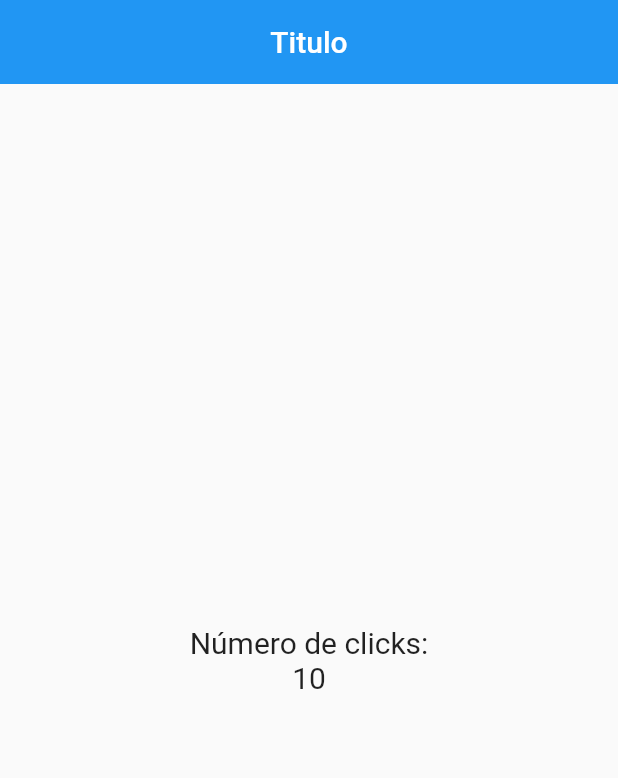
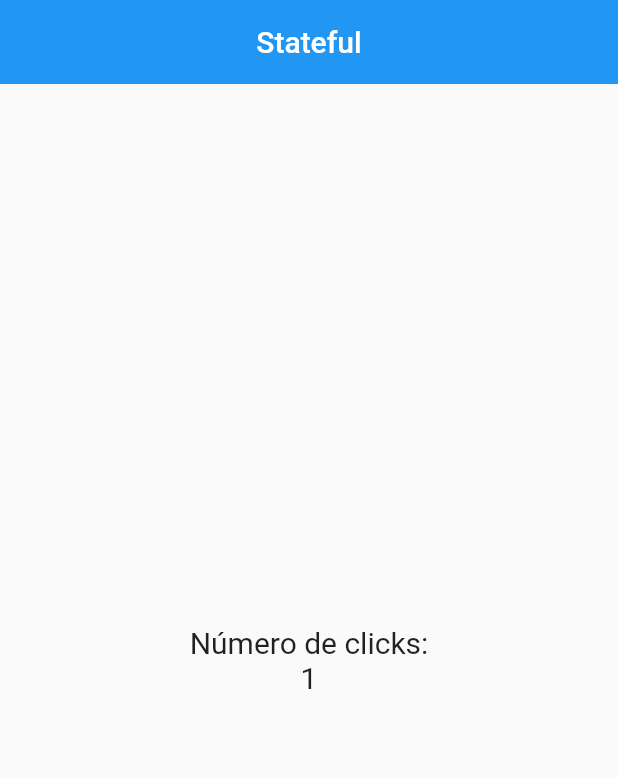
Before and after one commit to FoviUserNeto/devFlutter, a Flutter app: the screen it shows after launch, after a tap on the "add" icon, on a phone screen of 412 x 824 dp. Shown: the top 778 px of the screen. Run offline on Flutter 3.47's test engine with Material 2 defaults, Android fonts, the phone set to English and light mode, and no system bars.

Commit message:
52.- StateFul Widget

```diff
--- a/contador/lib/src/app.dart
+++ b/contador/lib/src/app.dart
@@ -1,7 +1,8 @@
 // ignore_for_file: prefer_const_constructors, use_key_in_widget_constructors
 
 import 'package:flutter/material.dart';
-import 'package:contador/src/pages/home_page.dart';
+//import 'package:contador/src/pages/home_page.dart';
+import 'package:contador/src/pages/contador_page.dart';
 
 class MyApp extends StatelessWidget {
 
@@ -9,8 +10,10 @@ class MyApp extends StatelessWidget {
   Widget build(context){
 
     return MaterialApp(
+      debugShowCheckedModeBanner: false,
       home: Center(
-        child: HomePage()
+        //child: HomePage()
+        child: ContadorPage()
         ),
     );
 
--- /dev/null
+++ b/contador/lib/src/pages/contador_page.dart
@@ -0,0 +1,46 @@
+// ignore_for_file: prefer_const_constructors
+
+import 'package:flutter/material.dart';
+
+class ContadorPage extends StatefulWidget {
+
+  @override
+  createState() => _ContadorPageState();
+}
+
+class _ContadorPageState extends State<ContadorPage>{
+
+  final _estiloTexto = new TextStyle(fontSize: 20);
+
+  int _conteo = 0;
+
+  @override
+  Widget build(BuildContext context) {
+    return Scaffold(
+      appBar: AppBar(
+        title: Text('Stateful'),
+        centerTitle: true,
+        elevation: 0.0,
+      ),
+      body: Center(
+        child: Column(
+          mainAxisAlignment: MainAxisAlignment.center,
+          children: [
+            Text('Número de clicks:',style: _estiloTexto),
+            Text('$_conteo',style: _estiloTexto),
+          ],
+        ),
+      ),
+      floatingActionButton: FloatingActionButton(
+        child: Icon(Icons.add),
+        onPressed: (){
+          //conteo = conteo + 1;
+          setState(() {
+            _conteo++;
+          });
+        },
+      ),
+    );
+  }
+
+}
```
